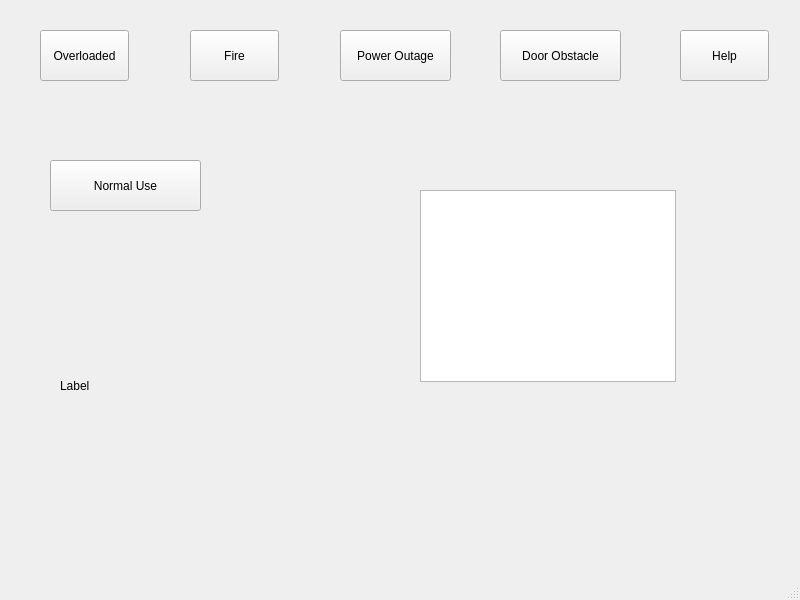
Owen-Allen/Elevator, file mainwindow.ui: the form before one commit.
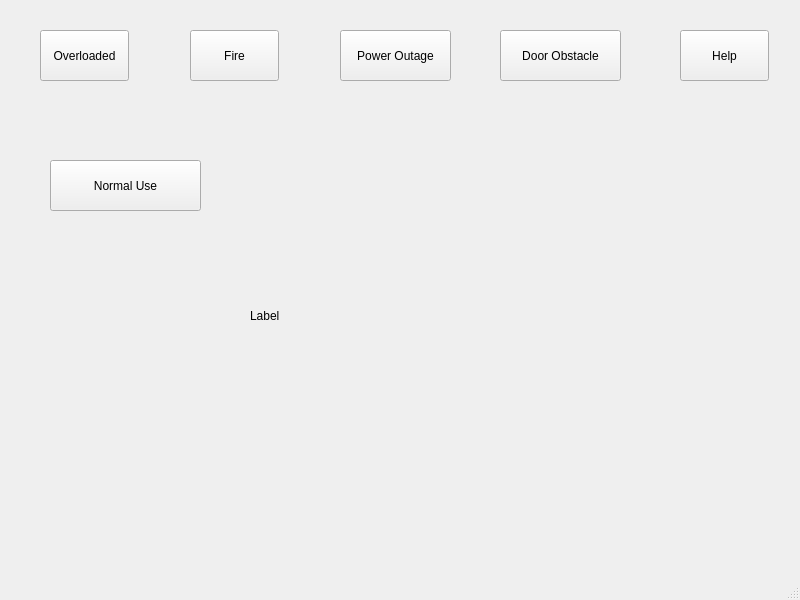
The form after the commit.

The edit to the form file:
```diff
--- a/mainwindow.ui
+++ b/mainwindow.ui
@@ -69,26 +69,16 @@
    <widget class="QLabel" name="label">
     <property name="geometry">
      <rect>
-      <x>60</x>
-      <y>270</y>
-      <width>281</width>
-      <height>231</height>
+      <x>250</x>
+      <y>100</y>
+      <width>511</width>
+      <height>431</height>
      </rect>
     </property>
     <property name="text">
      <string>Label</string>
     </property>
    </widget>
-   <widget class="QListView" name="listView">
-    <property name="geometry">
-     <rect>
-      <x>420</x>
-      <y>190</y>
-      <width>256</width>
-      <height>192</height>
-     </rect>
-    </property>
-   </widget>
    <widget class="QPushButton" name="pushButton_5">
     <property name="geometry">
      <rect>
```
